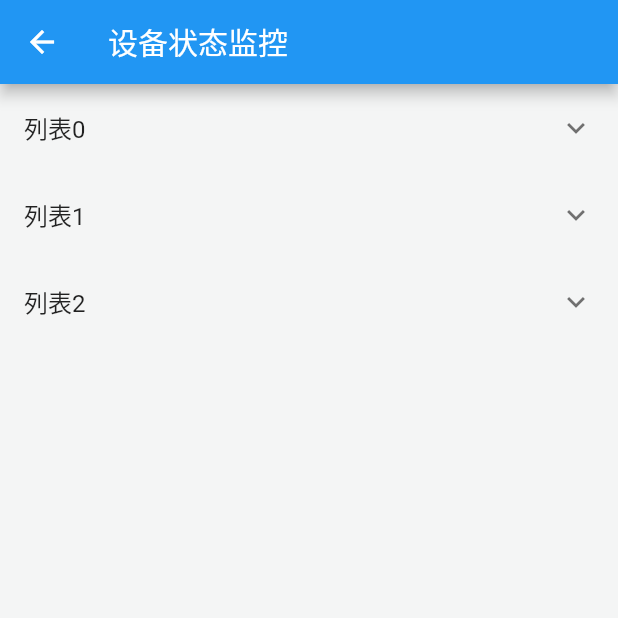
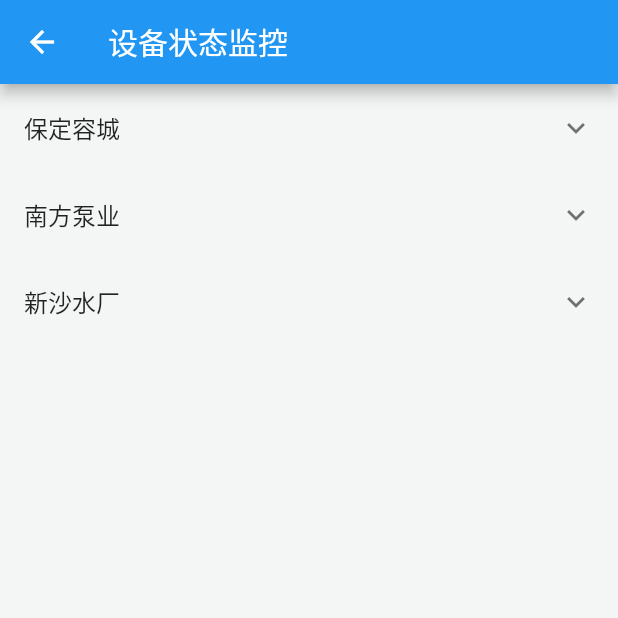
Before and after one commit to yc199609/easy_raotating, a Flutter app: the HomePage screen opened directly, on a phone screen of 412 x 824 dp, the top half of it. Run offline on Flutter 3.47's test engine with Material 2 defaults, Android fonts, the phone set to English and light mode, and no system bars; our stand-ins replace charts_flutter, flutter_screenutil, flutter_slidable, flutter_svg; network calls fail.

```diff
--- a/lib/pages/equipment_error_page/index.dart
+++ b/lib/pages/equipment_error_page/index.dart
@@ -51,7 +51,8 @@ Widget header(BuildContext context){
 
 Widget myListTile(BuildContext context){
   ScreenUtil.instance = ScreenUtil(width: 750, height: 1334)..init(context);
-  return InkWell(
+  return Card(
+    child: InkWell(
       onTap: (){
         Navigator.push( context,
           MaterialPageRoute(
@@ -87,5 +88,7 @@ Widget myListTile(BuildContext context){
           ],
         ),
       ),
+    )
   );
+
 }
--- a/lib/pages/home_page/index.dart
+++ b/lib/pages/home_page/index.dart
@@ -37,7 +37,7 @@ class _HomePageState extends State<HomePage> {
               });
             },
             isExpanded: isActive(0),
-            title:Text('列表0'),
+            title:Text('保定容城'),
             children: List.generate(5, (i)=>(
               ListTile(
                 leading: Container(
@@ -90,7 +90,7 @@ class _HomePageState extends State<HomePage> {
               });
             },
             isExpanded: isActive(1),
-            title:Text('列表1'),
+            title:Text('南方泵业'),
             children: List.generate(5, (i)=>(
               ListTile(
                 leading: Container(
@@ -143,7 +143,7 @@ class _HomePageState extends State<HomePage> {
               });
             },
             isExpanded: isActive(2),
-            title:Text('列表2'),
+            title:Text('新沙水厂'),
             children: List.generate(5, (i)=>(
               ListTile(
                 leading: Container(
```
Also changed, not shown: lib/pages/index.dart (+9 -26 lines). Lines whose indentation alone changed are shown as unchanged.
